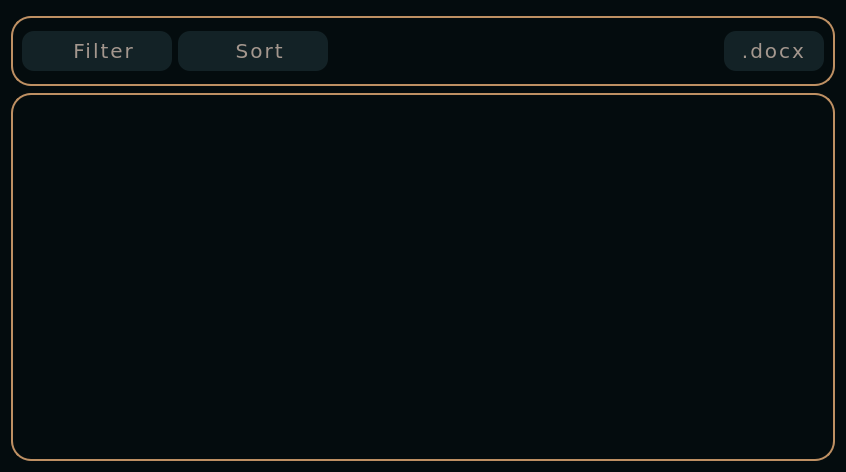
xtern0o/MoneyViewer, file source/ui/ui_paymentdata.ui: the form before one commit.
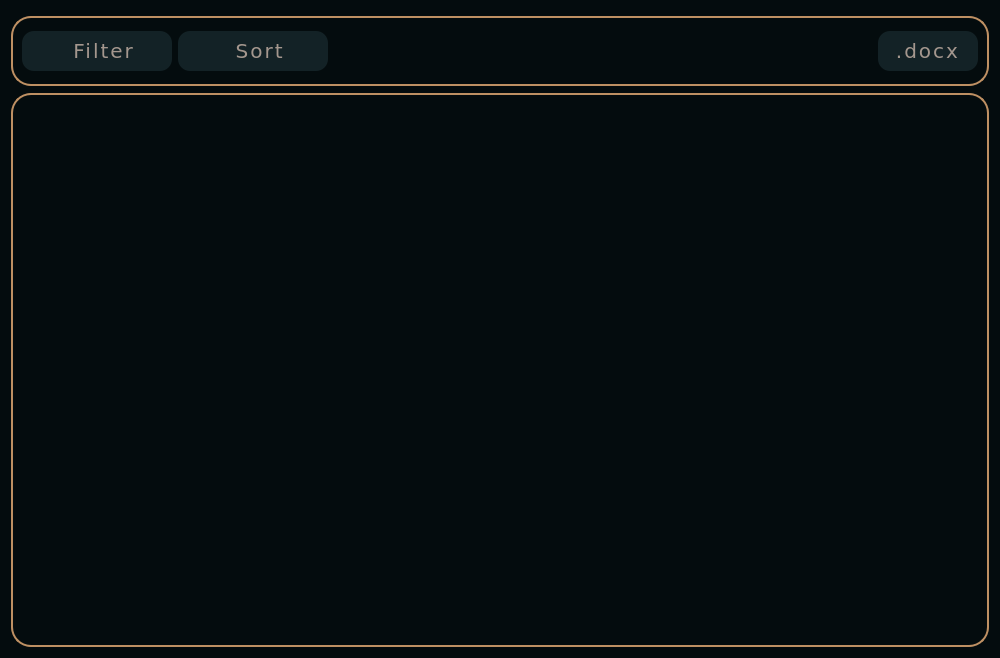
The form after the commit. Icons and pictures are not drawn.

Diff of the .ui file:
```diff
--- a/source/ui/ui_paymentdata.ui
+++ b/source/ui/ui_paymentdata.ui
@@ -6,10 +6,16 @@
    <rect>
     <x>0</x>
     <y>0</y>
-    <width>846</width>
-    <height>472</height>
+    <width>1000</width>
+    <height>658</height>
    </rect>
   </property>
+  <property name="minimumSize">
+   <size>
+    <width>1000</width>
+    <height>300</height>
+   </size>
+  </property>
   <property name="windowTitle">
    <string>Form</string>
   </property>
@@ -167,10 +173,15 @@
           <rect>
            <x>0</x>
            <y>0</y>
-           <width>798</width>
-           <height>342</height>
+           <width>952</width>
+           <height>528</height>
           </rect>
          </property>
+         <layout class="QGridLayout" name="gridLayout_2">
+          <item row="0" column="0">
+           <layout class="QVBoxLayout" name="widgets_layout"/>
+          </item>
+         </layout>
         </widget>
        </widget>
       </item>
```
